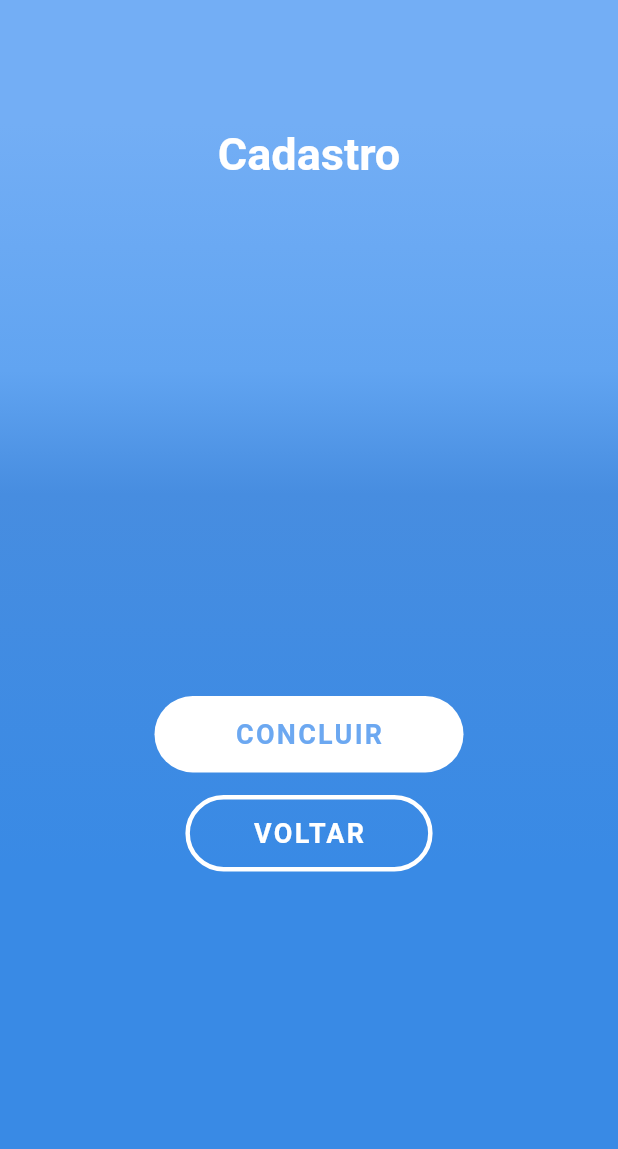
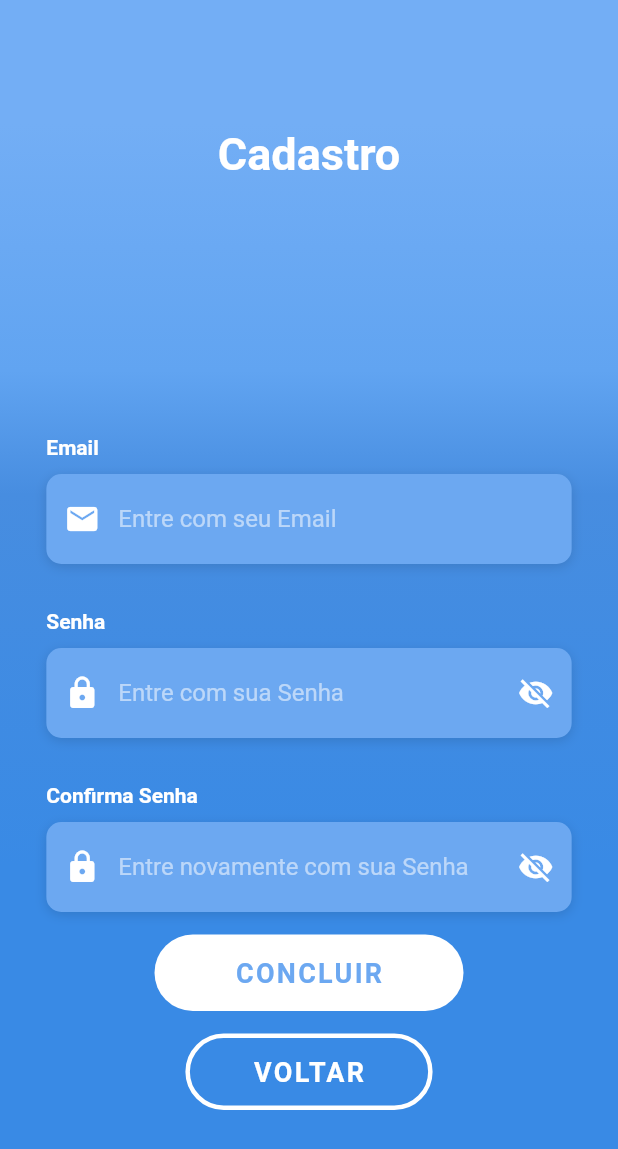
Before and after one commit to Maxleco/modulo_login, a Flutter app: the CadastroPage screen opened by its route, swiped to page 3, on a phone screen of 412 x 824 dp. Shown: the top 1149 px of the screen. Run offline on Flutter 3.47's test engine with Material 2 defaults, Android fonts, the phone set to English and light mode, and no system bars; our stand-ins replace flutter_mobx, flutter_modular, font_awesome_flutter, google_fonts, mobx; generated files the repository leaves out were written again; Roboto replaces fonts that are missing (OpenSans).

Commit message:
Modificando DadosConta

```diff
--- a/lib/app/modules/auth/submodules/cadastro/pages/dados_conta/dados_conta_controller.dart
+++ b/lib/app/modules/auth/submodules/cadastro/pages/dados_conta/dados_conta_controller.dart
@@ -1,3 +1,4 @@
+import 'package:flutter/material.dart';
 import 'package:mobx/mobx.dart';
 import 'package:flutter_modular/flutter_modular.dart';
 
@@ -13,6 +14,26 @@ abstract class _DadosContaControllerBase extends Disposable with Store {
   final CadastroController cadastroController;
   _DadosContaControllerBase(this.cadastroController);
 
+  @observable
+  bool isError = false;
+
+  @action
+  set setError(bool value) => this.isError = value;
+
+  final formKey = GlobalKey<FormState>();
+  String email = "";
+  String senha = "";
+  String senhaConf = "";
+
+  @action
+  setEmail(String value) => this.email = value;
+
+  @action
+  setSenha(String value) => this.senha = value;
+
+  @action
+  setSenhaConf(String value) => this.senhaConf = value;
+
   @action
   void next(){
     this.cadastroController.changePage(3);
--- a/lib/app/modules/auth/submodules/cadastro/pages/dados_conta/dados_conta_page.dart
+++ b/lib/app/modules/auth/submodules/cadastro/pages/dados_conta/dados_conta_page.dart
@@ -1,7 +1,9 @@
 import 'package:flutter/material.dart';
+import 'package:flutter_mobx/flutter_mobx.dart';
 import 'package:flutter_modular/flutter_modular.dart';
 import 'package:modulo_login/app/modules/auth/widgets/CustomButtonAuth.dart';
 import 'package:modulo_login/app/modules/auth/widgets/CustomOutlineButtonAuth.dart';
+import 'package:modulo_login/app/modules/auth/widgets/CustomTextFieldAuth.dart';
 import 'dados_conta_controller.dart';
 
 class DadosContaPage extends StatefulWidget {
@@ -15,6 +17,9 @@ class DadosContaPage extends StatefulWidget {
 class _DadosContaPageState
     extends ModularState<DadosContaPage, DadosContaController> {
   //use 'controller' variable to access controller
+
+  bool obscureText = false;
+  bool obscureTextConf = false;
 
   @override
   Widget build(BuildContext context) {
@@ -31,12 +36,94 @@ class _DadosContaPageState
             // vertical: size.height * 0.10,
           ),
           child: Form(
-            // key: controller.formKey,
+            key: controller.formKey,
             child: Column(
               crossAxisAlignment: CrossAxisAlignment.center,
               mainAxisAlignment: MainAxisAlignment.center,
               mainAxisSize: MainAxisSize.max,
               children: <Widget>[
+                Column(
+                  children: <Widget>[
+                    Observer(builder: (_) {
+                      bool isError = controller.isError;
+                      return CustomTextFieldAuth(
+                        height: isError ? 70.0 : 60.0,
+                        textInputAction: TextInputAction.next,
+                        onFieldSubmitted: (String value) {
+                          FocusScopeNode currentFocus = FocusScope.of(context);
+                          currentFocus.nextFocus();
+                        },
+                        label: "Email",
+                        hint: "Entre com seu Email",
+                        icon: Icons.email,
+                        textInputType: TextInputType.emailAddress,
+                        validator: (String value) {
+                          if (value.isEmpty) {
+                            return "    [O campo é obrigatório]";
+                          }
+                          if (value.contains("@") == false ||
+                              value.length < 4) {
+                            return "    [Email Inválido]";
+                          }
+                          return null;
+                        },
+                      );
+                    }),
+                    SizedBox(height: 30.0),
+                    Observer(builder: (_) {
+                      return CustomTextFieldAuth(
+                        height: controller.isError ? 70.0 : 60.0,
+                        textInputAction: TextInputAction.next,
+                        onFieldSubmitted: (String value) {
+                          FocusScopeNode currentFocus = FocusScope.of(context);
+                          currentFocus.nextFocus();
+                        },
+                        label: "Senha",
+                        hint: "Entre com sua Senha",
+                        isPass: obscureText,
+                        icon: Icons.lock,
+                        onPressedVisiblePass: () {
+                          setState(() {
+                            obscureText = !obscureText;
+                          });
+                        },
+                        validator: (String value) {
+                          if (value.isEmpty) {
+                            return "    [O campo é obrigatório]";
+                          }
+                          if (value.length < 3 || value.length > 12) {
+                            return "    [Senha Inválido]";
+                          }
+                          return null;
+                        },
+                      );
+                    }),
+                    SizedBox(height: 30.0),
+                    Observer(builder: (_) {
+                      return CustomTextFieldAuth(
+                        height: controller.isError ? 70.0 : 60.0,
+                        label: "Confirma Senha",
+                        hint: "Entre novamente com sua Senha",
+                        isPass: obscureTextConf,
+                        icon: Icons.lock,
+                        onPressedVisiblePass: () {
+                          setState(() {
+                            obscureTextConf = !obscureTextConf;
+                          });
+                        },
+                        validator: (String value) {
+                          if (value.isEmpty) {
+                            return "    [O campo é obrigatório]";
+                          }
+                          if (value.length < 3 || value.length > 12) {
+                            return "    [Senha Inválido]";
+                          }
+                          return null;
+                        },
+                      );
+                    }),
+                  ],
+                ),
                 Column(
                   children: <Widget>[
                     CustomButtonAuth(
```
